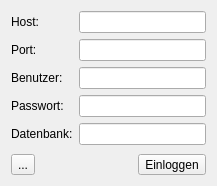
Qt form src/ui/design/login.ui (CodeName-666/VDataParser) before a commit.
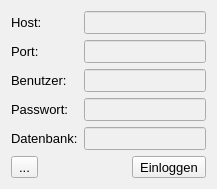
The same form after that commit.

Diff of the .ui file:
```diff
--- a/src/ui/design/login.ui
+++ b/src/ui/design/login.ui
@@ -13,6 +13,13 @@
   <property name="windowTitle">
    <string>Login - Flohmarktmanager</string>
   </property>
+  <property name="styleSheet">
+   <string>QWidget { font-family: "Segoe UI", sans-serif; font-size: 10pt; background-color: #f0f0f0; }
+QPushButton { border: none; padding: 6px 12px; border-radius: 4px; background-color: #0078d7; color: white; }
+QPushButton:hover { background-color: #005a9e; }
+QGroupBox { border: 1px solid #cccccc; border-radius: 4px; margin-top: 6px; }
+QGroupBox::title { subcontrol-origin: margin; subcontrol-position: top left; padding: 0 6px; }</string>
+  </property>
   <layout class="QVBoxLayout" name="verticalLayout">
    <item>
     <layout class="QFormLayout" name="formLayout">
```
